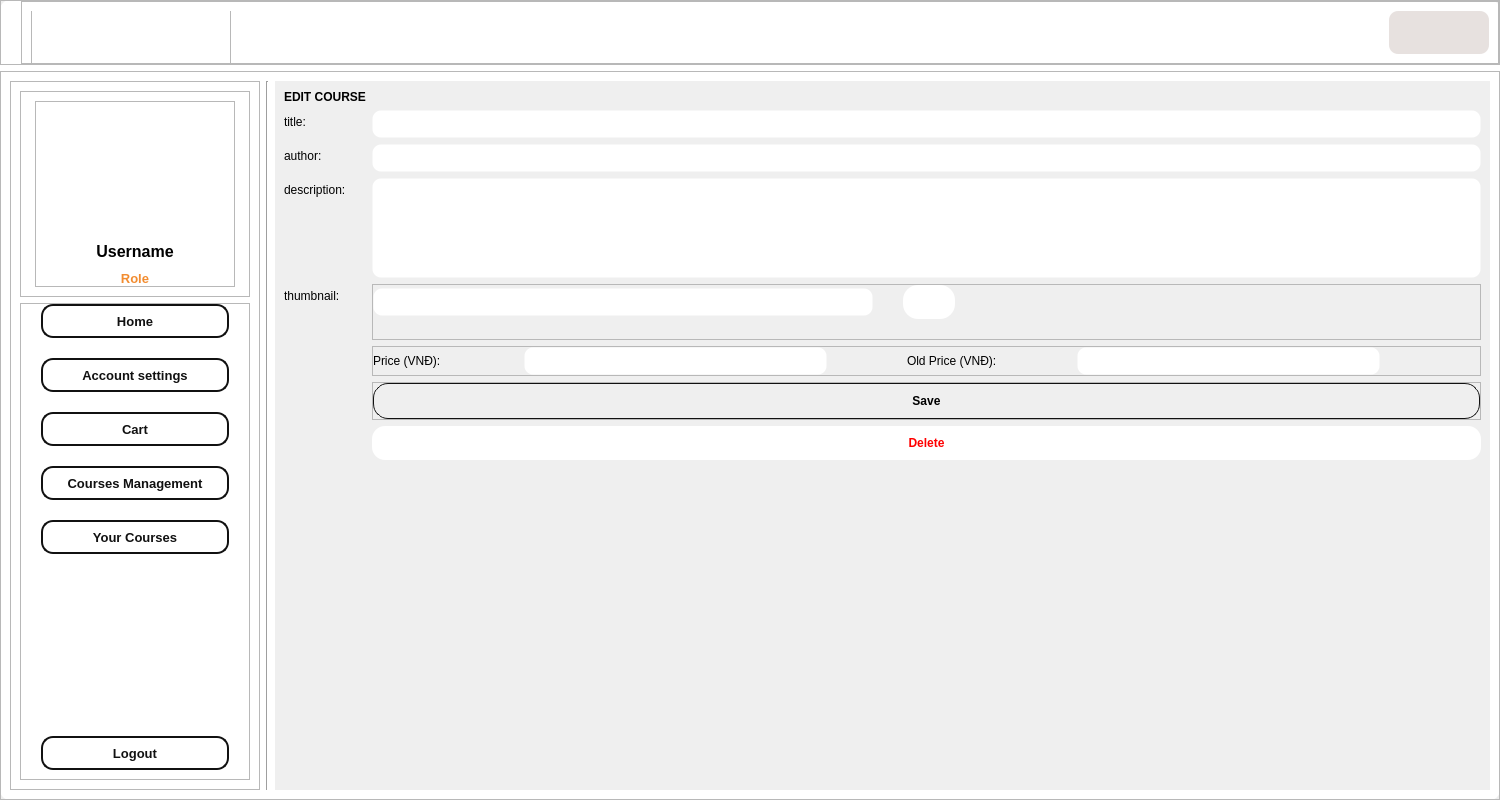
This is ui_files/Home_gui.ui in SharkTien/Tengee as Qt 5 draws it before an edit. The edited form follows.
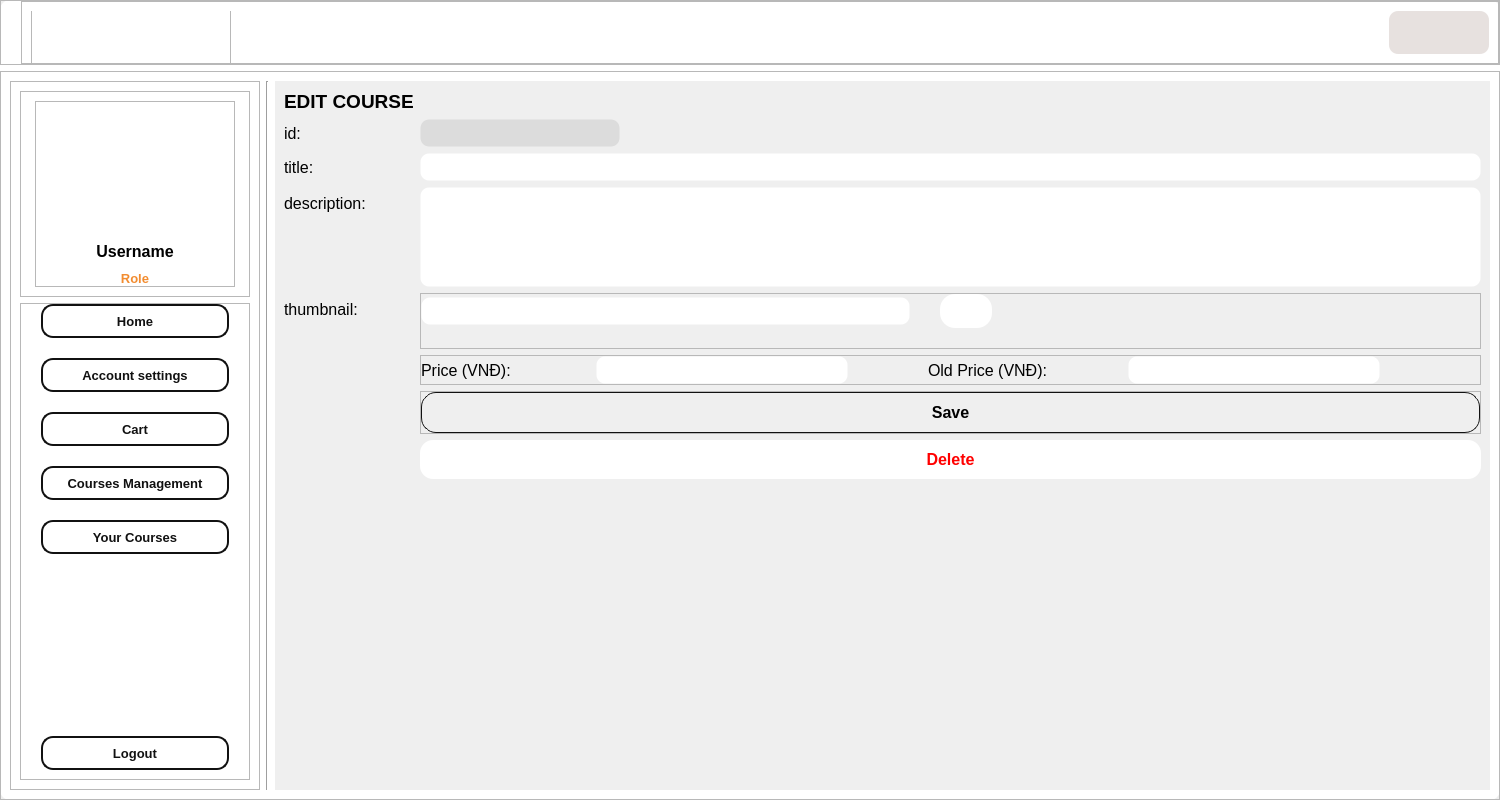
This is the edited form. The open tabs and pages were chosen to show the change. Icons and pictures are not drawn.

Patch:
```diff
--- a/ui_files/Home_gui.ui
+++ b/ui_files/Home_gui.ui
@@ -1531,11 +1531,12 @@
                  <property name="maximumSize">
                   <size>
                    <width>16777215</width>
-                   <height>30</height>
+                   <height>60</height>
                   </size>
                  </property>
                  <property name="font">
                   <font>
+                   <pointsize>14</pointsize>
                    <weight>75</weight>
                    <bold>true</bold>
                   </font>
@@ -1552,13 +1553,54 @@
                 </widget>
                </item>
                <item row="1" column="0">
+                <widget class="QLabel" name="title_label_2">
+                 <property name="font">
+                  <font>
+                   <pointsize>12</pointsize>
+                  </font>
+                 </property>
+                 <property name="text">
+                  <string>id:</string>
+                 </property>
+                </widget>
+               </item>
+               <item row="1" column="1">
+                <widget class="QLineEdit" name="id">
+                 <property name="enabled">
+                  <bool>false</bool>
+                 </property>
+                 <property name="maximumSize">
+                  <size>
+                   <width>200</width>
+                   <height>16777215</height>
+                  </size>
+                 </property>
+                 <property name="styleSheet">
+                  <string notr="true">#id {
+	background: rgb(220, 220, 220);
+}</string>
+                 </property>
+                 <property name="text">
+                  <string notr="true"/>
+                 </property>
+                 <property name="alignment">
+                  <set>Qt::AlignCenter</set>
+                 </property>
+                </widget>
+               </item>
+               <item row="2" column="0">
                 <widget class="QLabel" name="title_label">
+                 <property name="font">
+                  <font>
+                   <pointsize>12</pointsize>
+                  </font>
+                 </property>
                  <property name="text">
                   <string>title: </string>
                  </property>
                 </widget>
                </item>
-               <item row="1" column="1">
+               <item row="2" column="1">
                 <widget class="QLineEdit" name="title_entry">
                  <property name="enabled">
                   <bool>true</bool>
@@ -1571,28 +1613,13 @@
                  </property>
                 </widget>
                </item>
-               <item row="2" column="0">
-                <widget class="QLabel" name="author_label">
-                 <property name="text">
-                  <string>author: </string>
-                 </property>
-                </widget>
-               </item>
-               <item row="2" column="1">
-                <widget class="QLineEdit" name="author_entry">
-                 <property name="enabled">
-                  <bool>true</bool>
-                 </property>
-                 <property name="styleSheet">
-                  <string notr="true"/>
-                 </property>
-                 <property name="text">
-                  <string notr="true"/>
-                 </property>
-                </widget>
-               </item>
                <item row="3" column="0">
                 <widget class="QLabel" name="description_label">
+                 <property name="font">
+                  <font>
+                   <pointsize>12</pointsize>
+                  </font>
+                 </property>
                  <property name="text">
                   <string>description: </string>
                  </property>
@@ -1613,6 +1640,11 @@
                </item>
                <item row="4" column="0">
                 <widget class="QLabel" name="thumbnail_label">
+                 <property name="font">
+                  <font>
+                   <pointsize>12</pointsize>
+                  </font>
+                 </property>
                  <property name="text">
                   <string>thumbnail:</string>
                  </property>
@@ -1706,6 +1738,11 @@
                    <height>80</height>
                   </size>
                  </property>
+                 <property name="font">
+                  <font>
+                   <pointsize>8</pointsize>
+                  </font>
+                 </property>
                  <property name="frameShape">
                   <enum>QFrame::StyledPanel</enum>
                  </property>
@@ -1730,6 +1767,11 @@
                   </property>
                   <item>
                    <widget class="QLabel" name="price_label">
+                    <property name="font">
+                     <font>
+                      <pointsize>12</pointsize>
+                     </font>
+                    </property>
                     <property name="text">
                      <string>Price (VNĐ): </string>
                     </property>
@@ -1740,6 +1782,11 @@
                   </item>
                   <item>
                    <widget class="QLabel" name="oldprice_label">
+                    <property name="font">
+                     <font>
+                      <pointsize>12</pointsize>
+                     </font>
+                    </property>
                     <property name="text">
                      <string>Old Price (VNĐ):</string>
                     </property>
@@ -1793,6 +1840,14 @@
                       <height>16777215</height>
                      </size>
                     </property>
+                    <property name="font">
+                     <font>
+                      <pointsize>12</pointsize>
+                      <weight>75</weight>
+                      <italic>false</italic>
+                      <bold>true</bold>
+                     </font>
+                    </property>
                     <property name="cursor">
                      <cursorShape>PointingHandCursor</cursorShape>
                     </property>
@@ -1828,6 +1883,14 @@
                </item>
                <item row="7" column="1">
                 <widget class="QPushButton" name="delete_btn">
+                 <property name="font">
+                  <font>
+                   <pointsize>12</pointsize>
+                   <weight>75</weight>
+                   <italic>false</italic>
+                   <bold>true</bold>
+                  </font>
+                 </property>
                  <property name="cursor">
                   <cursorShape>PointingHandCursor</cursorShape>
                  </property>
```
Left out of the diff: 40 changed lines with no effect on the pictures.
